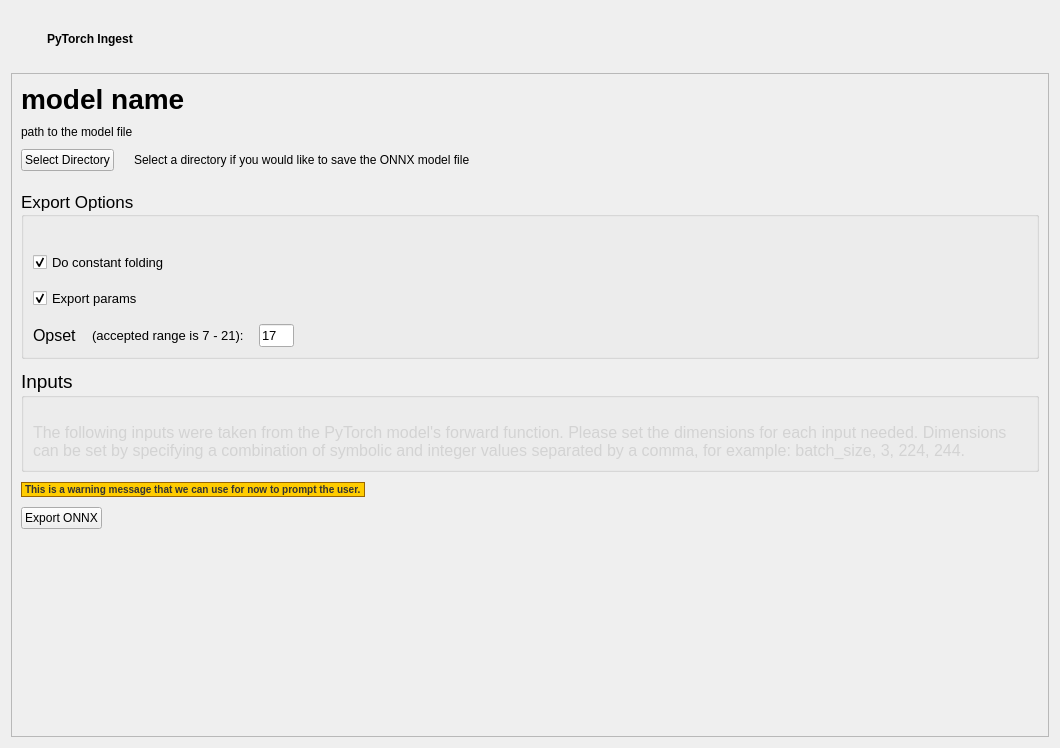
Above: src/digest/ui/pytorchingest.ui from onnx/digestai before the change. Below: the same form after it.
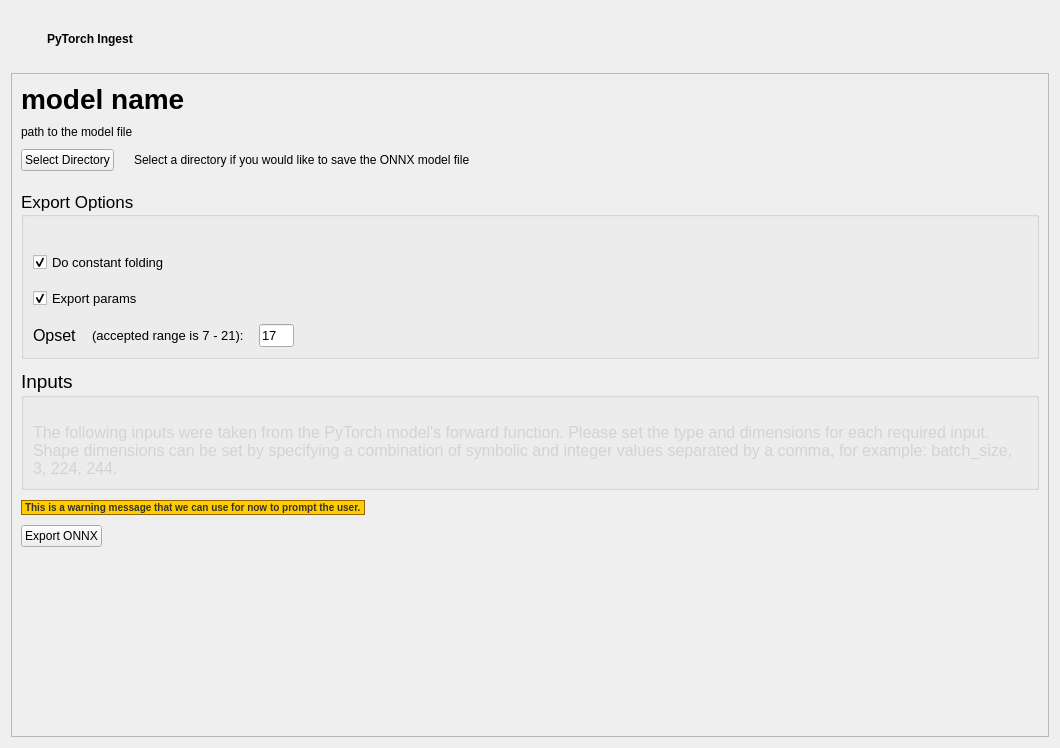
That is the form after the change. Icons and pictures are not drawn.

Patch:
```diff
--- a/src/digest/ui/pytorchingest.ui
+++ b/src/digest/ui/pytorchingest.ui
@@ -466,7 +466,7 @@
              <string notr="true">color: lightgrey;</string>
             </property>
             <property name="text">
-             <string>The following inputs were taken from the PyTorch model's forward function. Please set the dimensions for each input needed. Dimensions can be set by specifying a combination of symbolic and integer values separated by a comma, for example: batch_size, 3, 224, 244.</string>
+             <string>The following inputs were taken from the PyTorch model's forward function. Please set the type and dimensions for each required input. Shape dimensions can be set by specifying a combination of symbolic and integer values separated by a comma, for example: batch_size, 3, 224, 244.</string>
             </property>
             <property name="wordWrap">
              <bool>true</bool>
```
Left out of the diff: 9 changed lines with no effect on the pictures.
